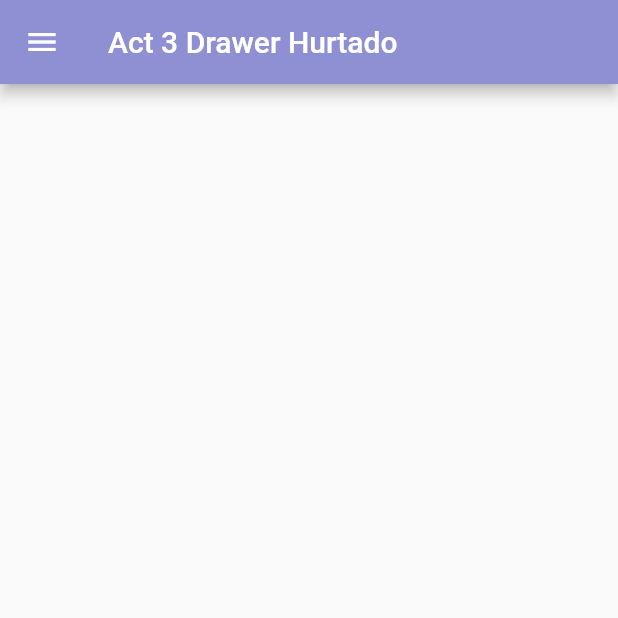
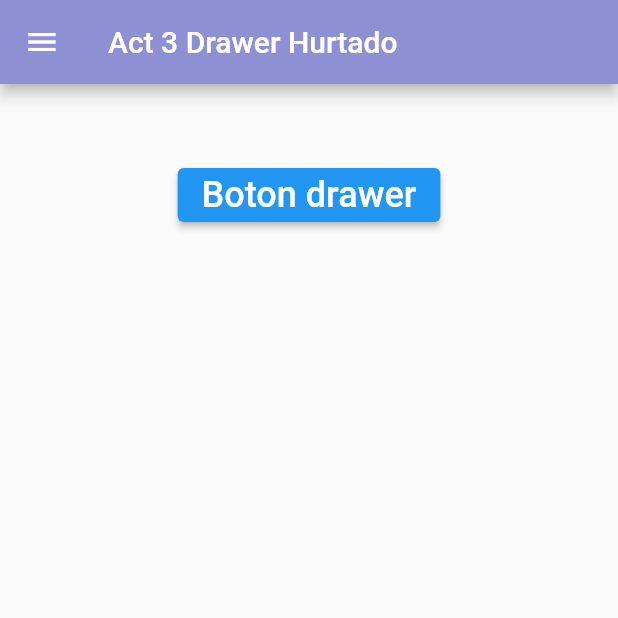
Before and after one commit to RocioHurtadoHeredia/DrawerFlutlab, a Flutter app: the screen it shows after launch, on a phone screen of 412 x 824 dp, the top half of it. Run offline on Flutter 3.47's test engine with Material 2 defaults, Android fonts, the phone set to English and light mode, and no system bars.

Commit message:
Update main.dart

```diff
--- a/lib/main.dart
+++ b/lib/main.dart
@@ -14,21 +14,24 @@ class MyApp extends StatelessWidget {
         primarySwatch: Colors.blue,
       ),
       debugShowCheckedModeBanner: false,
-      home: const MyHomePage(),
+      home: const NavigationDrawerDemo(),
     );
   }
 }
 
-class MyHomePage extends StatefulWidget {
-  const MyHomePage({super.key});
+class NavigationDrawerDemo extends StatefulWidget {
+  const NavigationDrawerDemo({Key? key}) : super(key: key);
+
   @override
-  _MyHomePageState createState() => _MyHomePageState();
+  State<NavigationDrawerDemo> createState() => _NavigationDrawerDemoState();
 }
 
-class _MyHomePageState extends State<MyHomePage> {
+class _NavigationDrawerDemoState extends State<NavigationDrawerDemo> {
+  final GlobalKey<ScaffoldState> _key = GlobalKey(); // Create a key
   @override
   Widget build(BuildContext context) {
     return Scaffold(
+      key: _key,
       appBar: AppBar(
         title: const Text('Act 3 Drawer Hurtado'),
         backgroundColor: const Color(0xff8f90d4),
@@ -74,14 +77,18 @@ class _MyHomePageState extends State<MyHomePage> {
                 Navigator.pop(context);
               },
             ),
-            ListTile(
-              leading: Icon(
-                Icons.add_card_outlined,
+            AboutListTile(
+              // <-- SEE HERE
+              icon: Icon(
+                Icons.info,
               ),
-              title: const Text('Pagina 3'),
-              onTap: () {
-                Navigator.pop(context);
-              },
+              child: Text('Acerca de'),
+              applicationIcon: Icon(
+                Icons.heat_pump_rounded,
+              ),
+              applicationName: 'Mi Aplicacion',
+              applicationVersion: '1.0.25',
+              applicationLegalese: '© 2019 Company',
             ),
           ],
         ),
@@ -92,6 +99,16 @@ class _MyHomePageState extends State<MyHomePage> {
             const SizedBox(
               height: 50,
             ),
+            ElevatedButton(
+              onPressed: () {
+                _key.currentState!.openDrawer();
+                //<-- SEE HERE
+              },
+              child: const Text(
+                'Boton drawer',
+                style: TextStyle(fontSize: 24),
+              ),
+            ),
           ],
         ),
       ),
```
